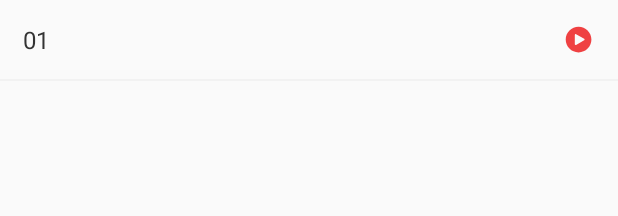
After one commit to pzr110/EDU, an Android app: the layout item_sub_course.xml on its own in the app's theme, with its tools: preview values and no code run, on a phone screen of 412 x 824 dp. The commit adds this screen. Shown: the top 216 px of the screen. Run offline under Robolectric (Android 15) with nearby library versions, the phone set to English and light mode, and no system bars.

Commit message:
SubCourse

```diff
--- a/app/src/main/java/com/jlf/mvpdemo/view/CourseDetailActivity.java
+++ b/app/src/main/java/com/jlf/mvpdemo/view/CourseDetailActivity.java
@@ -77,7 +77,7 @@ public class CourseDetailActivity extends BaseActivity {
         List<Fragment> fragmentList = new ArrayList<>();
 
         fragmentList.add(new CourseInfoFragment(mCourseBean));
-        fragmentList.add(new CourseListFragment());
+        fragmentList.add(new CourseListFragment(mCourseBean.getObjectId()));
 
         mViewPager.setAdapter(new MyFragmentPagerAdapter(getSupportFragmentManager(), fragmentList, tabTitle));
         mViewPager.setOffscreenPageLimit(1);
--- /dev/null
+++ b/app/src/main/res/drawable/ic_play.xml
@@ -0,0 +1,9 @@
+<vector xmlns:android="http://schemas.android.com/apk/res/android"
+    android:width="22dp"
+    android:height="22dp"
+    android:viewportWidth="1024"
+    android:viewportHeight="1024">
+  <path
+      android:fillColor="@color/tab_selected_color"
+      android:pathData="M514,114.3c-219.9,0 -398.9,178.9 -398.9,398.9 0.1,219.9 179,398.8 398.9,398.8 219.9,0 398.8,-178.9 398.8,-398.8S733.9,114.3 514,114.3zM687,536.2L437.1,680.5c-17.7,10.2 -39.8,-2.6 -39.8,-23L397.3,368.9c0,-20.4 22.1,-33.2 39.8,-23L687,490.2c17.7,10.2 17.7,35.8 0,46z"/>
+</vector>
--- /dev/null
+++ b/app/src/main/res/layout/item_sub_course.xml
@@ -0,0 +1,58 @@
+<?xml version="1.0" encoding="utf-8"?>
+<LinearLayout xmlns:android="http://schemas.android.com/apk/res/android"
+    android:layout_width="match_parent"
+    android:layout_height="wrap_content"
+    android:orientation="vertical">
+
+
+    <LinearLayout
+        android:layout_width="match_parent"
+        android:layout_height="wrap_content"
+        android:layout_marginHorizontal="15dp"
+        android:orientation="horizontal"
+        android:paddingVertical="15dp">
+
+        <TextView
+            android:id="@+id/tv_serial"
+            android:layout_width="wrap_content"
+            android:layout_height="wrap_content"
+            android:layout_gravity="center_vertical"
+            android:text="01"
+            android:textColor="@color/color333333"
+            android:textSize="16sp" />
+
+        <TextView
+            android:id="@+id/tv_name"
+            android:layout_width="0dp"
+            android:layout_height="wrap_content"
+            android:layout_gravity="center_vertical"
+            android:layout_marginStart="5dp"
+            android:layout_weight="1"
+            android:ellipsize="end"
+            android:lines="1"
+            android:textColor="@color/color333333"
+            android:textSize="16sp" />
+
+        <TextView
+            android:id="@+id/tv_duration"
+            android:layout_width="wrap_content"
+            android:layout_height="wrap_content"
+            android:layout_marginStart="10dp"
+            android:textSize="16sp" />
+
+        <ImageView
+            android:id="@+id/iv_play"
+            android:layout_width="wrap_content"
+            android:layout_height="wrap_content"
+            android:layout_gravity="center_vertical"
+            android:layout_marginStart="10dp"
+            android:src="@drawable/ic_play" />
+    </LinearLayout>
+
+    <LinearLayout
+        android:background="@color/colorF2F2F2"
+        android:layout_width="match_parent"
+        android:layout_height="1dp"/>
+
+
+</LinearLayout>
```
Also changed, not shown: app/src/main/java/com/jlf/mvpdemo/contract/CourseDetailContract.java (deleted, +0 -8 lines), app/src/main/java/com/jlf/mvpdemo/contract/CourseListContract.java (added, +24 -0 lines), app/src/main/java/com/jlf/mvpdemo/model/CourseListModel.java (added, +45 -0 lines), app/src/main/java/com/jlf/mvpdemo/presenter/CourseListPresenter.java (added, +26 -0 lines), app/src/main/java/com/jlf/mvpdemo/view/adapter/SubCourseAdapter.java (added, +31 -0 lines), app/src/main/java/com/jlf/mvpdemo/view/fragment/CourseListFragment.java (+124 -1 lines), app/src/main/res/layout/activity_course.xml (+7 -2 lines), app/src/main/res/layout/fragment_course_list.xml (+14 -2 lines).
